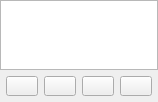
The window that layerlistwidget.ui (DanielSabo/tileshadow) describes before a commit, drawn with Qt 5.
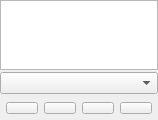
The same window after the commit. Icons and pictures are not drawn.

Commit message:
Add ORAv1 layer modes
Add Multiply, Color Dodge, Color Burn, and Screen layer modes.

The blend equations are taken from old code and may not be
correct, notably color burn produces different results than
the equivalent MyPaint mode.

Diff of the .ui file:
```diff
--- a/layerlistwidget.ui
+++ b/layerlistwidget.ui
@@ -12,7 +12,7 @@
   </property>
   <layout class="QVBoxLayout" name="verticalLayout">
    <property name="spacing">
-    <number>0</number>
+    <number>2</number>
    </property>
    <property name="leftMargin">
     <number>0</number>
@@ -39,6 +39,9 @@
      </property>
     </widget>
    </item>
+   <item>
+    <widget class="QComboBox" name="layerModeComboBox"/>
+   </item>
    <item>
     <widget class="QWidget" name="layerBoxButtons" native="true">
      <property name="sizePolicy">
```
The commit also changes 13 other files.
